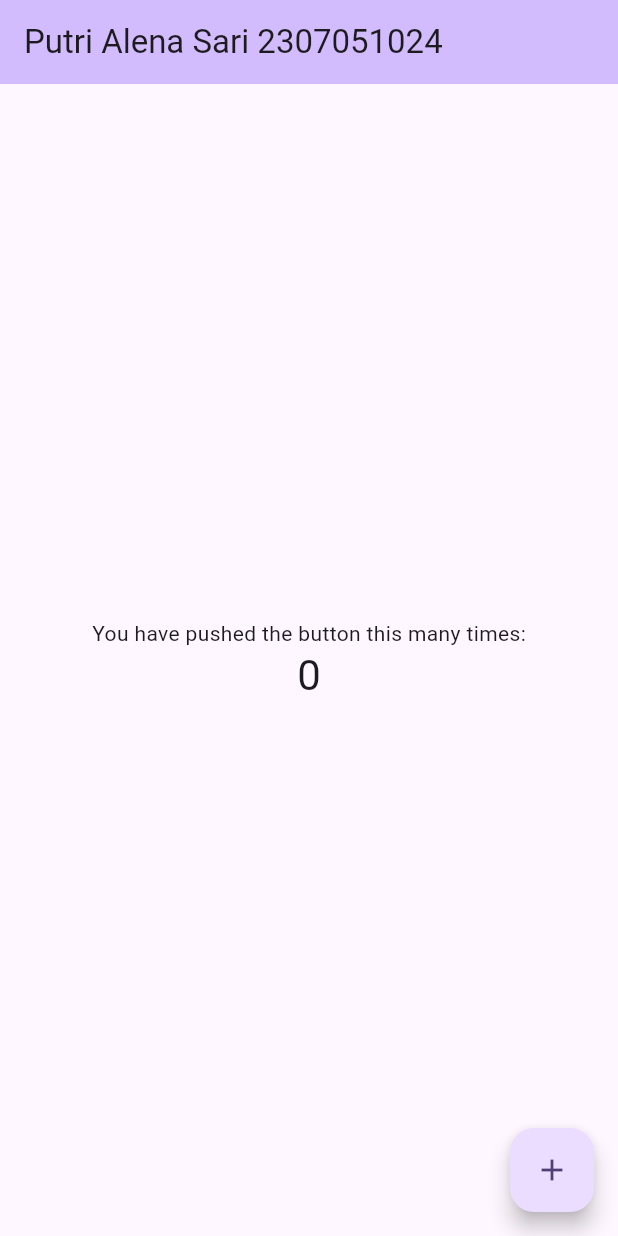
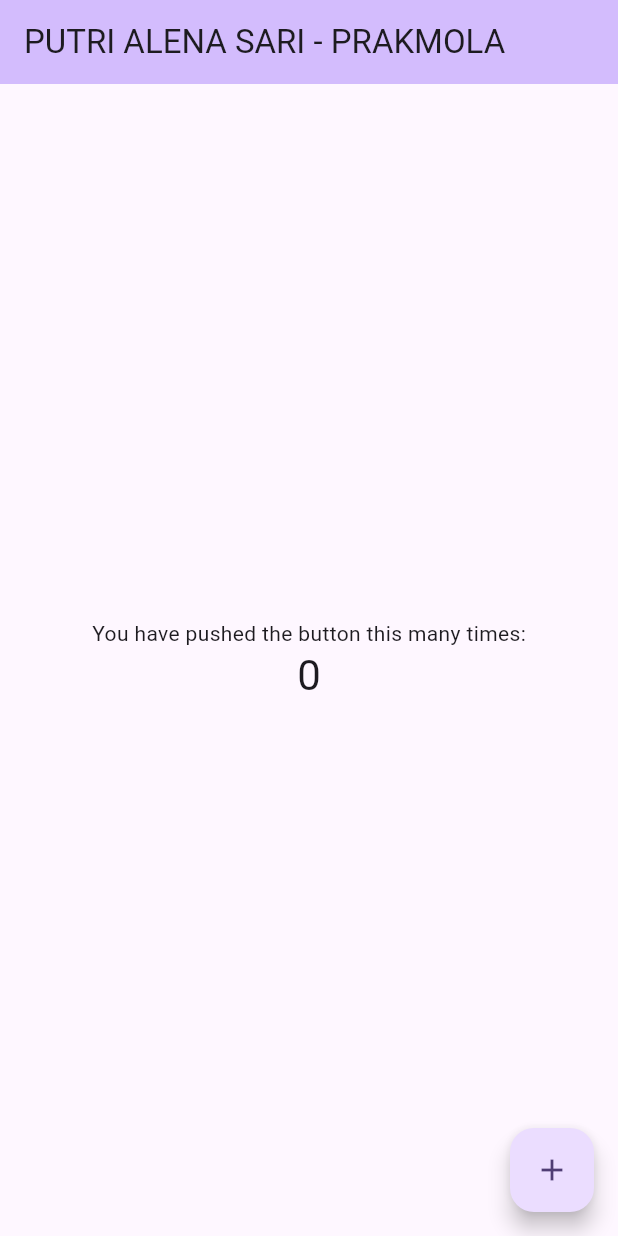
Before and after one commit to Alenaps/prak-mobilelanjut-2307051024, a Flutter app: the screen it shows after launch, on a phone screen of 412 x 824 dp. Run offline on Flutter 3.47's test engine with Material 3 defaults, Android fonts, the phone set to English and light mode, and no system bars.

Commit message:
pertemuan ke-2

```diff
--- a/lib/main.dart
+++ b/lib/main.dart
@@ -30,7 +30,7 @@ class MyApp extends StatelessWidget {
         // tested with just a hot reload.
         colorScheme: ColorScheme.fromSeed(seedColor: Colors.deepPurple),
       ),
-      home: const MyHomePage(title: 'Putri Alena Sari 2307051024'),
+      home: const MyHomePage(title: 'PUTRI ALENA SARI - PRAKMOLA'),
     );
   }
 }
```
